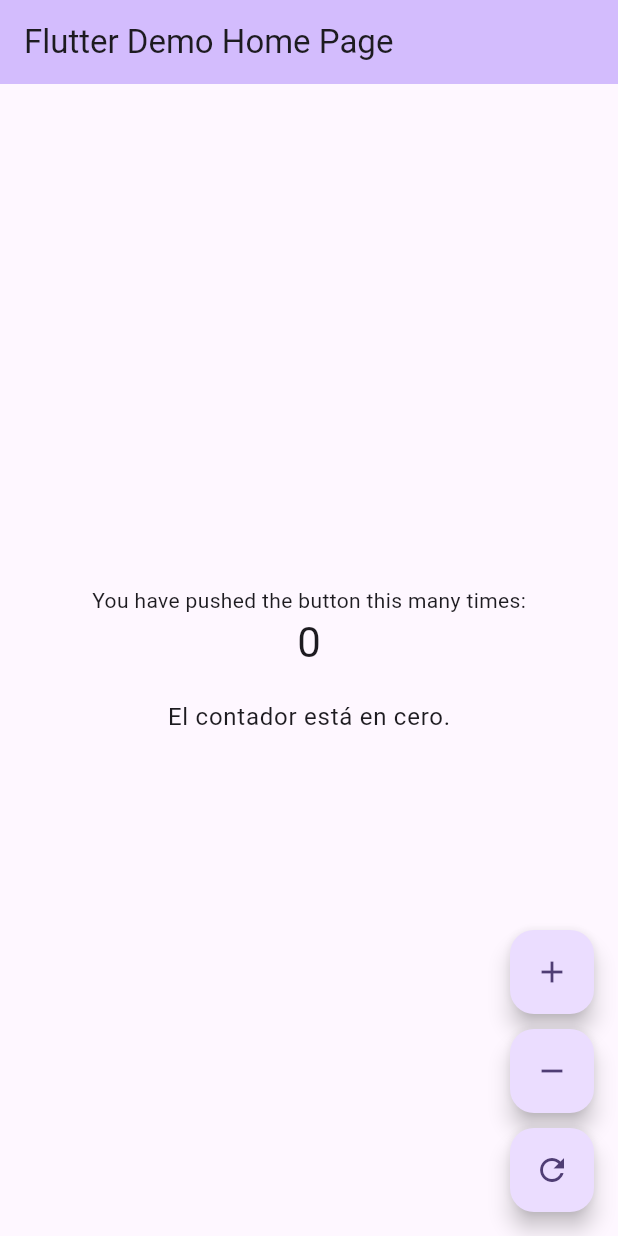
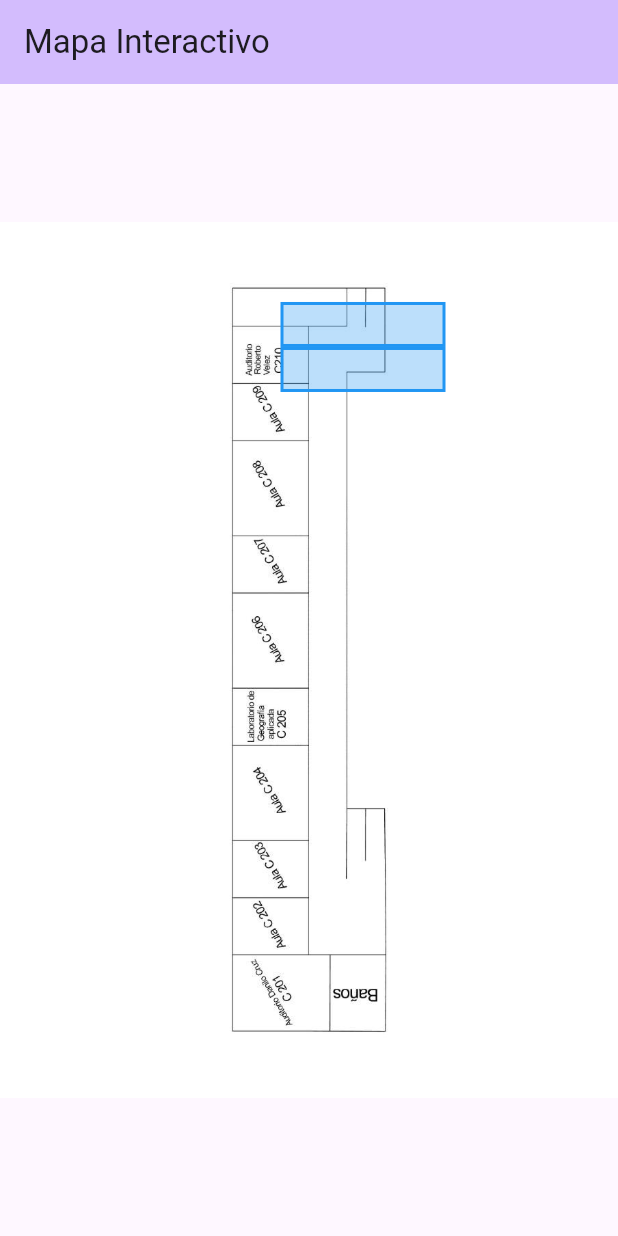
Before and after one commit to Magaca78/ClassCompass_SoftwareIII, a Flutter app: the screen it shows after launch, on a phone screen of 412 x 824 dp. Run offline on Flutter 3.47's test engine with Material 3 defaults, Android fonts, the phone set to English and light mode, and no system bars.

Commit message:
Pruebas de cargue y funcionalidad des de acciones en recuadros para el muestreo de información

```diff
--- a/lib/main.dart
+++ b/lib/main.dart
@@ -10,12 +10,12 @@ class MyApp extends StatelessWidget {
   @override
   Widget build(BuildContext context) {
     return MaterialApp(
-      title: 'Flutter Demo',
+      title: 'Mapa Interactivo',
       theme: ThemeData(
         colorScheme: ColorScheme.fromSeed(seedColor: Colors.deepPurple),
         useMaterial3: true,
       ),
-      home: const MyHomePage(title: 'Flutter Demo Home Page'),
+      home: const MyHomePage(title: 'Mapa Interactivo'),
     );
   }
 }
@@ -30,42 +30,43 @@ class MyHomePage extends StatefulWidget {
 }
 
 class _MyHomePageState extends State<MyHomePage> {
-  int _counter = 0;
+  List<Rect> squares = [
+    Rect.fromLTWH(187, 53, 110, 30), // Cuadrado 1
+    Rect.fromLTWH(187, 83, 110, 30), // Cuadrado 2
+  ];
+  // Método para agregar un cuadrado en la posición especificada
+  void _addSquare(Offset position) {
+    print('Agregando cuadrado en $position');
+    const double squareSize = 50; // Tamaño fijo del cuadrado
+    setState(() {
+      squares.add(Rect.fromLTWH(
+        position.dx - squareSize / 2, // Centra el cuadrado en el punto de toque
+        position.dy - squareSize / 2,
+        squareSize,
+        squareSize,
+      ));
+    });
 
-  // Método para incrementar el contador
-  void _incrementCounter() {
-    setState(() {
-      _counter++;
-    });
+    print((position.dx - squareSize / 2).toString() + " " +
+    (position.dy - squareSize / 2).toString() + " " + squareSize.toString());
   }
 
-  // Método para decrementar el contador
-  void _decrementCounter() {
-    setState(() {
-      if (_counter > 0) {
-        _counter--;
-      }
-    });
-  }
-
-  // Método para reiniciar el contador
-  void _resetCounter() {
-    setState(() {
-      _counter = 0;
-    });
-  }
-
-  // Método para generar un mensaje basado en el valor del contador
-  String _getMessage() {
-    if (_counter == 0) {
-      return "El contador está en cero.";
-    } else if (_counter > 10) {
-      return "¡Has alcanzado más de 10 clics!";
-    } else if (_counter > 5) {
-      return "¡Gran trabajo, sigue contando!";
-    } else {
-      return "Sigue contando...";
-    }
+  // Método para mostrar un mensaje al tocar el cuadrado
+  void _showMessage(BuildContext context, String message) {
+    showDialog(
+      context: context,
+      builder: (BuildContext context) {
+        return AlertDialog(
+          title: Text(message),
+          actions: [
+            TextButton(
+              onPressed: () => Navigator.of(context).pop(),
+              child: const Text("Cerrar"),
+            ),
+          ],
+        );
+      },
+    );
   }
 
   @override
@@ -76,46 +77,49 @@ class _MyHomePageState extends State<MyHomePage> {
         title: Text(widget.title),
       ),
       body: Center(
-        child: Column(
-          mainAxisAlignment: MainAxisAlignment.center,
-          children: <Widget>[
-            const Text(
-              'You have pushed the button this many times:',
+        child: InteractiveViewer(
+          panEnabled: true,
+          minScale: 0.5,
+          maxScale: 3.0,
+          child: GestureDetector(
+            onTapDown: (details) {
+              // Captura la posición del toque en el área de la imagen
+              Offset localPosition = details.localPosition;
+              _addSquare(localPosition); // Agrega un cuadrado en la posición tocada
+            },
+            child: Stack(
+              children: [
+                Image.asset('assets/mapaPiso2.jpg'), // Imagen de fondo
+                ...squares.asMap().entries.map((entry) {
+                  int index = entry.key;
+                  Rect square = entry.value;
+
+                  return Positioned(
+                    left: square.left,
+                    top: square.top,
+                    width: square.width,
+                    height: square.height,
+                    child: GestureDetector(
+                      onTap: () {
+                        // Acción al tocar el cuadrado
+                        _showMessage(context, 'Cuadrado ${index + 1} tocado');
+                      },
+                      child: Container(
+                        decoration: BoxDecoration(
+                          color: Colors.blue.withOpacity(0.3), // Color semitransparente
+                          border: Border.all(
+                            color: Colors.blue,
+                            width: 2,
+                          ),
+                        ),
+                      ),
+                    ),
+                  );
+                }).toList(),
+              ],
             ),
-            Text(
-              '$_counter',
-              style: Theme.of(context).textTheme.headlineMedium,
-            ),
-            const SizedBox(height: 20),
-            // Mostrar mensaje dinámico según el valor del contador
-            Text(
-              _getMessage(),
-              style: Theme.of(context).textTheme.bodyLarge,
-            ),
-          ],
+          ),
         ),
-      ),
-      floatingActionButton: Column(
-        mainAxisAlignment: MainAxisAlignment.end,
-        children: [
-          FloatingActionButton(
-            onPressed: _incrementCounter,
-            tooltip: 'Increment',
-            child: const Icon(Icons.add),
-          ),
-          const SizedBox(height: 10), // Espaciado entre los botones
-          FloatingActionButton(
-            onPressed: _decrementCounter,
-            tooltip: 'Decrement',
-            child: const Icon(Icons.remove),
-          ),
-          const SizedBox(height: 10), // Espaciado entre los botones
-          FloatingActionButton(
-            onPressed: _resetCounter,
-            tooltip: 'Reset',
-            child: const Icon(Icons.refresh),
-          ),
-        ],
       ),
     );
   }
--- a/pubspec.yaml
+++ b/pubspec.yaml
@@ -46,6 +46,8 @@ dev_dependencies:
   # package. See that file for information about deactivating specific lint
   # rules and activating additional ones.
   flutter_lints: ^4.0.0
+  flutter_map: ^7.0.2
+  latlong2: ^0.9.1
 
 # For information on the generic Dart part of this file, see the
 # following page: https://dart.dev/tools/pub/pubspec
@@ -57,6 +59,9 @@ flutter:
   # included with your application, so that you can use the icons in
   # the material Icons class.
   uses-material-design: true
+
+  assets:
+    - assets/mapaPiso2.jpg
 
   # To add assets to your application, add an assets section, like this:
   # assets:
```
Also changed, not shown: assets/mapaPiso2.jpg (added), pubspec.lock.
